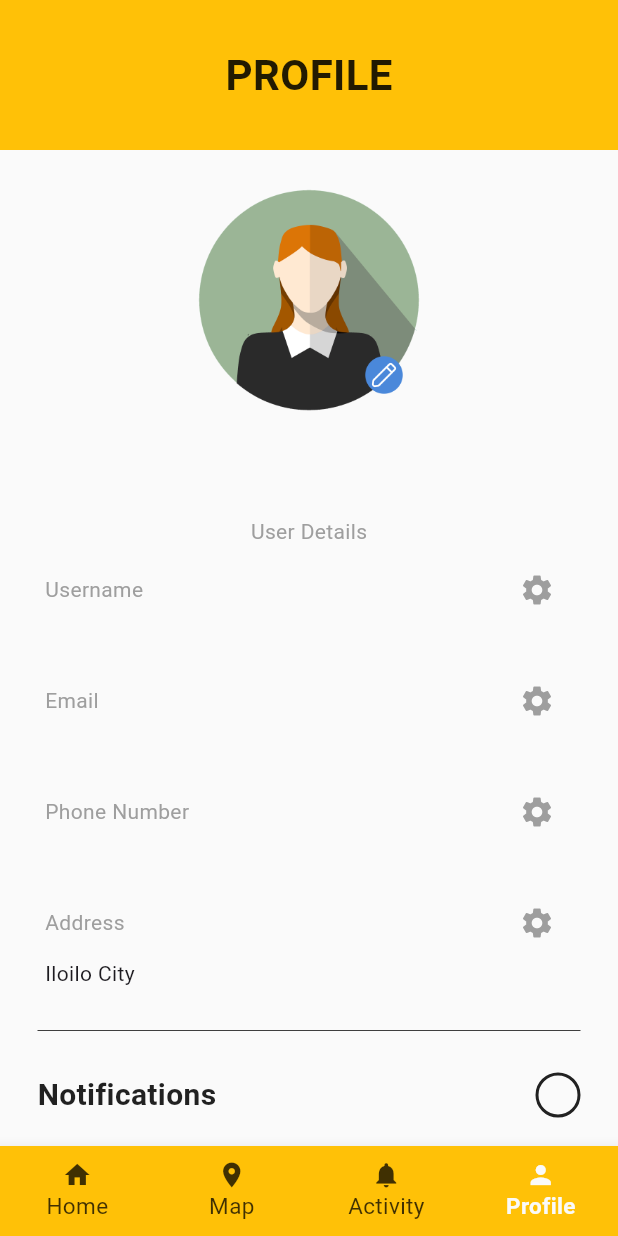
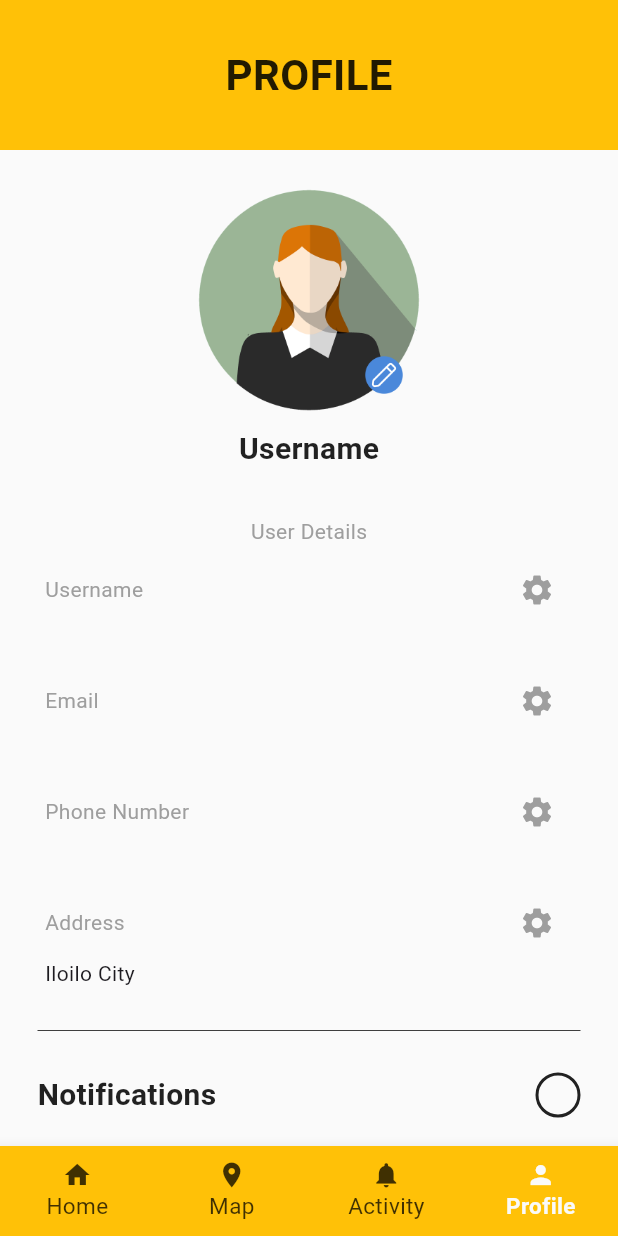
Before and after one commit to matchaejayyy/TAXI-BUDDY, a Flutter app: the screen it shows once a user with an empty profile is signed in, item 4 of the bottom bar chosen, on a phone screen of 412 x 824 dp. Run offline on Flutter 3.47's test engine with Material 3 defaults, Android fonts, the phone set to English and light mode, and no system bars; our stand-ins replace cloud_firestore, firebase_auth, firebase_core, google_maps_flutter, google_sign_in, location and 1 more; missing offline and left inert: flutter_polyline_points; accounts and stored records are empty; network calls fail.

Commit message:
edited (profile page)

```diff
--- a/flutter_application_1/lib/pages/profile_page.dart
+++ b/flutter_application_1/lib/pages/profile_page.dart
@@ -14,33 +14,38 @@ class ProfilePage extends StatefulWidget {
   State<ProfilePage> createState() => _ProfilePageState();
 }
 
+//ang "USER" nga collection sa firebase
 class _ProfilePageState extends State<ProfilePage> {
   final currentUser = FirebaseAuth.instance.currentUser!;
   final usersCollection = FirebaseFirestore.instance.collection("Users");
 
+  // if mag change ka sng details sa profile
   final FirebaseAuth _auth = FirebaseAuth.instance;
   Future<void> editField(String field) async {
     String newValue = "";
+    // ga Show alert dialog to edit the field
     await showDialog<String>(
       context: context,
       builder: (context) => AlertDialog(
         backgroundColor: Colors.grey[900],
         title: Text(
-          "Edit $field",
+          "Edit $field", // Display field name in title
           style: const TextStyle(color: Colors.white),
         ),
         content: TextField(
-          autofocus: true,
+          autofocus: true, // Focus on the text field automatically
           style: const TextStyle(color: Colors.white),
           decoration: InputDecoration(
-            hintText: "Enter new $field",
+            hintText: "Enter new $field", // Placeholder text
             hintStyle: const TextStyle(color: Colors.grey),
           ),
+          // Capture user input
           onChanged: (value) {
             newValue = value;
           },
         ),
         actions: [
+          // Cancel button
           TextButton(
             child: const Text('Cancel', style: TextStyle(color: Colors.white)),
             onPressed: () => Navigator.pop(context),
@@ -52,6 +57,7 @@ class _ProfilePageState extends State<ProfilePage> {
         ],
       ),
     );
+    // Update the field in Firestore if there's a valid new value
     if (newValue.trim().length > 0) {
       await usersCollection.doc(currentUser.email).update({field: newValue});
     }
@@ -88,10 +94,11 @@ class _ProfilePageState extends State<ProfilePage> {
           ),
           Expanded(
               child: StreamBuilder<DocumentSnapshot>(
-                  stream: FirebaseFirestore.instance
-                      .collection("Users")
-                      .doc(currentUser.email)
-                      .snapshots(),
+                  stream: FirebaseFirestore.instance // Stream from Firestore
+                      .collection("Users") // Access "Users" collection
+                      .doc(currentUser
+                          .email) // Get document for current user's email
+                      .snapshots(), // Listen for changes in the document
                   builder: (context, snapshot) {
                     if (snapshot.hasData) {
                       final userData =
@@ -130,7 +137,7 @@ class _ProfilePageState extends State<ProfilePage> {
                             mainAxisAlignment: MainAxisAlignment.center,
                             children: [
                               Text(
-                                "",
+                                "Username",
                                 style: TextStyle(
                                   fontSize: 20,
                                   fontWeight: FontWeight.bold,
@@ -152,13 +159,14 @@ class _ProfilePageState extends State<ProfilePage> {
                                     style: const TextStyle(color: Colors.grey),
                                   ),
                                 ),
+                                // user data
                                 MyTextBox(
-                                  text: userData['username'],
+                                  text: userData['Username'],
                                   sectionName: 'Username',
                                   onPressed: () => editField('Username'),
                                 ),
                                 MyTextBox(
-                                  text: userData['email'],
+                                  text: userData['Email'],
                                   sectionName: 'Email',
                                   onPressed: () => editField('Email'),
                                 ),
```
Also changed, not shown: flutter_application_1/lib/Components/My_Textfield.dart (+5 -6 lines), flutter_application_1/flutter_01.png (added).
